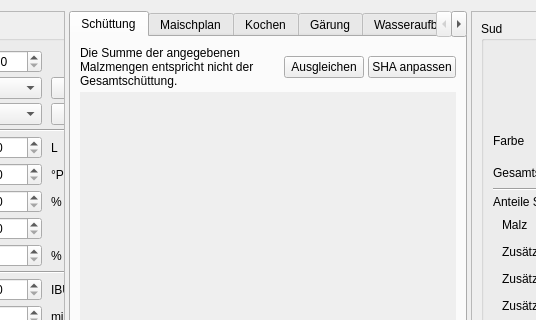
Qt form kleiner-brauhelfer/tabrezept.ui (christianH1998/kleiner-brauhelfer-2) before a commit; both pictures show x 273 to 809 and y 0 to 320 of the 1086 by 714 pixel window.
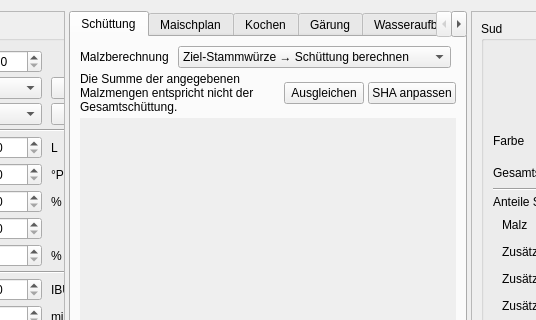
The same form after that commit. Icons and pictures are not drawn. Custom widgets are drawn as their Qt base class.

Commit message: S09: Malzberechnung "Malzmengen fest -> Stammwürze berechnen"

Diff of the .ui file:
```diff
--- a/kleiner-brauhelfer/tabrezept.ui
+++ b/kleiner-brauhelfer/tabrezept.ui
@@ -995,6 +995,50 @@
         <property name="spacing">
          <number>4</number>
         </property>
+        <item>
+         <layout class="QHBoxLayout" name="layoutBerechnungsartMalz">
+          <property name="spacing">
+           <number>9</number>
+          </property>
+          <item>
+           <widget class="QLabel" name="lblBerechnungsartMalz">
+            <property name="text">
+             <string>Malzberechnung</string>
+            </property>
+           </widget>
+          </item>
+          <item>
+           <widget class="ComboBox" name="cbBerechnungsartMalz">
+            <property name="toolTip">
+             <string>&lt;html&gt;&lt;head/&gt;&lt;body&gt;&lt;p&gt;Hier wird gewählt, &lt;span style=&quot; font-weight:600;&quot;&gt;was vorgegeben und was berechnet&lt;/span&gt; wird: die Stammwürze oder die Malzmengen.&lt;/p&gt;&lt;p&gt;&lt;span style=&quot; font-weight:600;&quot;&gt;Ziel-Stammwürze → Schüttung berechnen&lt;/span&gt; (bisheriges Verhalten): Stammwürze, Menge und Sudhausausbeute werden vorgegeben, je Malz der Anteil in %. Die Gesamtschüttung und die kg je Malz werden berechnet.&lt;/p&gt;&lt;p&gt;&lt;span style=&quot; font-weight:600;&quot;&gt;Malzmengen fest → Stammwürze berechnen&lt;/span&gt;: Die kg je Malz werden eingegeben (z. B. Rezept nachbrauen). Die Gesamtschüttung ist die Summe, die Stammwürze wird aus Schüttung, Menge, Sudhausausbeute und weiteren Zutaten berechnet. Die Prozentanteile ergeben sich aus den Mengen.&lt;/p&gt;&lt;p&gt;Das &lt;span style=&quot; font-weight:600;&quot;&gt;Umschalten&lt;/span&gt; verändert keine Werte (bei stimmigem Rezept, Prozentsumme 100 %). Erst eine Eingabe im neuen Modus rechnet wie gewohnt nach.&lt;/p&gt;&lt;p&gt;Hinweis: Wie bei jeder Änderung der Stammwürze werden im Status Rezept die Braudaten mit den neuen Sollwerten vorbelegt.&lt;/p&gt;&lt;/body&gt;&lt;/html&gt;</string>
+            </property>
+            <item>
+             <property name="text">
+              <string>Ziel-Stammwürze → Schüttung berechnen</string>
+             </property>
+            </item>
+            <item>
+             <property name="text">
+              <string>Malzmengen fest → Stammwürze berechnen</string>
+             </property>
+            </item>
+           </widget>
+          </item>
+          <item>
+           <spacer name="spacerBerechnungsartMalz">
+            <property name="orientation">
+             <enum>Qt::Orientation::Horizontal</enum>
+            </property>
+            <property name="sizeHint" stdset="0">
+             <size>
+              <width>40</width>
+              <height>20</height>
+             </size>
+            </property>
+           </spacer>
+          </item>
+         </layout>
+        </item>
         <item>
          <widget class="QWidget" name="wdgWarnungMalz" native="true">
           <layout class="QHBoxLayout" name="horizontalLayout_19">
```
The commit also changes 16 other files.
